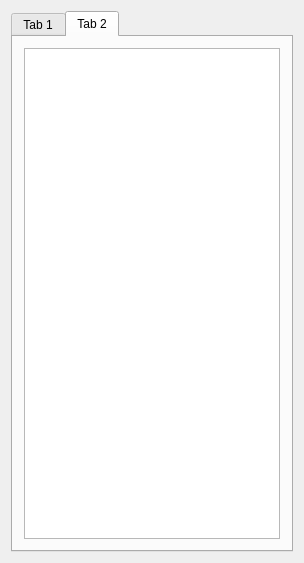
Old version of the form Plugins/org.mitk.gui.qt.overlaymanager/src/internal/QmitkOverlayManagerViewControls.ui in the repository MITK/MITK.
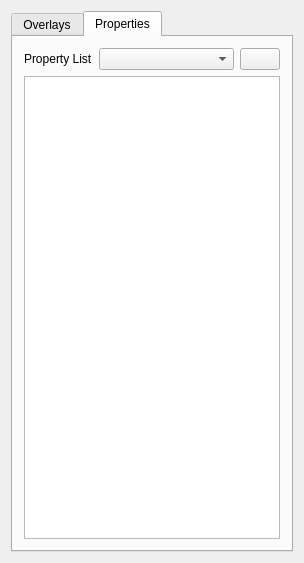
New version of the form. The open tabs and pages were chosen to show the change. Icons and pictures are not drawn.

The edit to the form file:
```diff
--- a/Plugins/org.mitk.gui.qt.overlaymanager/src/internal/QmitkOverlayManagerViewControls.ui
+++ b/Plugins/org.mitk.gui.qt.overlaymanager/src/internal/QmitkOverlayManagerViewControls.ui
@@ -27,7 +27,7 @@
      </property>
      <widget class="QWidget" name="m_OverlayListTab">
       <attribute name="title">
-       <string>Tab 1</string>
+       <string>Overlays</string>
       </attribute>
       <layout class="QVBoxLayout" name="verticalLayout_2">
        <item>
@@ -41,9 +41,62 @@
      </widget>
      <widget class="QWidget" name="m_PropertyListTab">
       <attribute name="title">
-       <string>Tab 2</string>
+       <string>Properties</string>
       </attribute>
       <layout class="QVBoxLayout" name="verticalLayout_5">
+       <item>
+        <layout class="QHBoxLayout" name="horizontalLayout_2">
+         <property name="topMargin">
+          <number>0</number>
+         </property>
+         <item>
+          <widget class="QLabel" name="propertyListLabel">
+           <property name="sizePolicy">
+            <sizepolicy hsizetype="Maximum" vsizetype="Preferred">
+             <horstretch>0</horstretch>
+             <verstretch>0</verstretch>
+            </sizepolicy>
+           </property>
+           <property name="text">
+            <string>Property List</string>
+           </property>
+          </widget>
+         </item>
+         <item>
+          <widget class="QComboBox" name="propertyListComboBox">
+           <property name="sizePolicy">
+            <sizepolicy hsizetype="Expanding" vsizetype="Fixed">
+             <horstretch>0</horstretch>
+             <verstretch>0</verstretch>
+            </sizepolicy>
+           </property>
+          </widget>
+         </item>
+         <item>
+          <widget class="QPushButton" name="newButton">
+           <property name="toolTip">
+            <string>Add new property</string>
+           </property>
+           <property name="text">
+            <string/>
+           </property>
+           <property name="icon">
+            <iconset resource="../../../org.mitk.gui.qt.properties/resources/Properties.qrc">
+             <normaloff>:/Properties/new.png</normaloff>:/Properties/new.png</iconset>
+           </property>
+           <property name="iconSize">
+            <size>
+             <width>16</width>
+             <height>16</height>
+            </size>
+           </property>
+           <property name="flat">
+            <bool>false</bool>
+           </property>
+          </widget>
+         </item>
+        </layout>
+       </item>
        <item>
         <layout class="QVBoxLayout" name="verticalLayout_4">
          <item>
```
Left out of the diff: 6 changed lines with no effect on the pictures.
